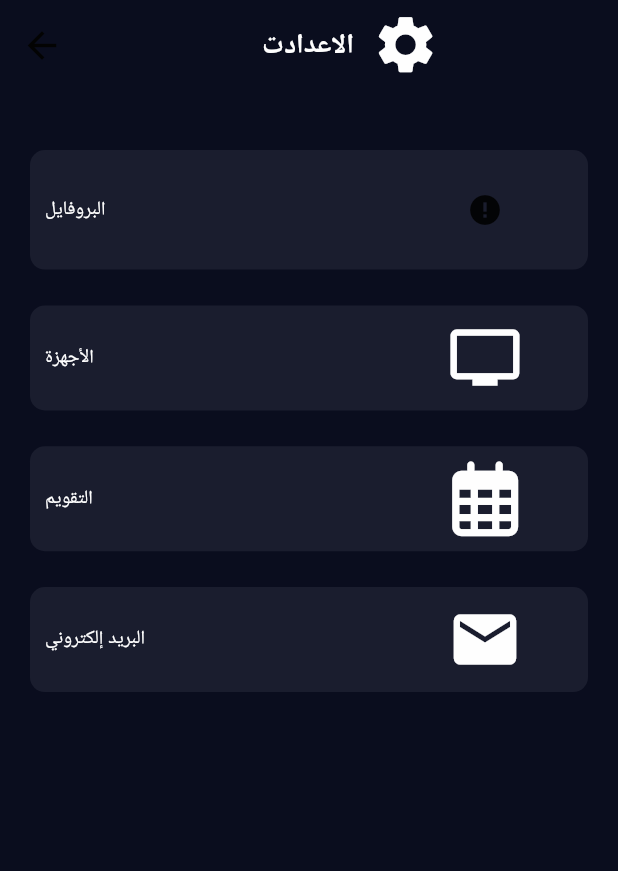
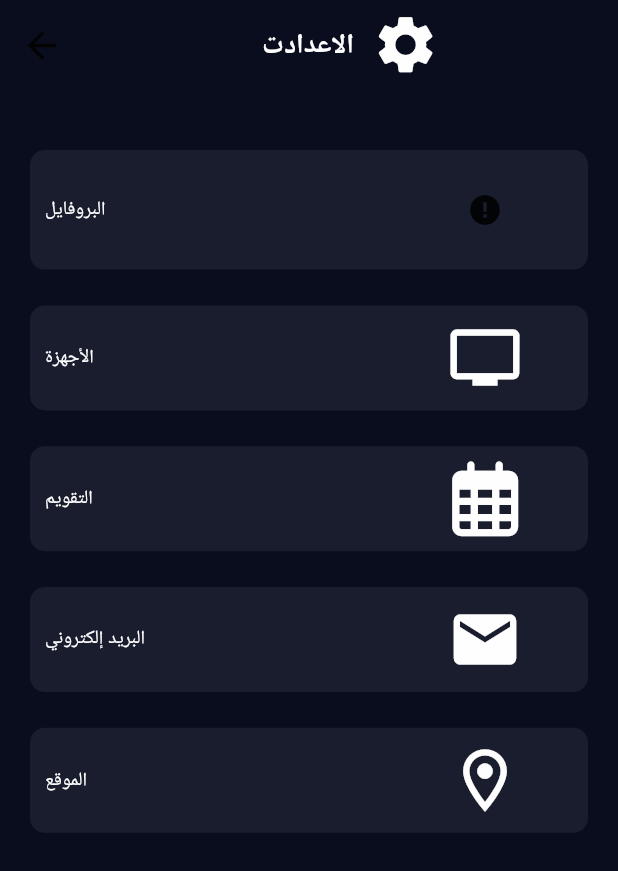
Before and after one commit to MostafaHefzy1/Digital-Home-Assistant, a Flutter app: the SettingScreen screen opened directly, on a phone screen of 412 x 824 dp. Shown: the top 871 px of the screen. Run offline on Flutter 3.47's test engine with Material 2 defaults, Android fonts, the phone set to English and light mode, and no system bars; drawn by our look-alikes of cached_network_image; our stand-ins replace awesome_notifications, contacts_service, dio, file_picker, firebase_auth, firebase_core and 13 more; missing offline and left inert: add_2_calendar, firebase_app_check, location_picker_flutter_map; accounts and stored records are empty; network calls fail.

Commit message:
4/7/2023

```diff
--- a/lib/smart_home/presentation/controller/home_state.dart
+++ b/lib/smart_home/presentation/controller/home_state.dart
@@ -56,3 +56,8 @@ class GetNewsFailed extends  HomeState {}
 
 
 class SomeAndTempSuccessState extends  HomeState {}
+
+
+
+class GoToMapSuccessState  extends  HomeState {}
+class GoToMapFailedState  extends  HomeState {}
--- a/lib/smart_home/presentation/screen/setting/setting_screen.dart
+++ b/lib/smart_home/presentation/screen/setting/setting_screen.dart
@@ -95,14 +95,17 @@ class SettingScreen extends StatelessWidget {
                   navigatorTo(context, SendEmail());
                 },
               ),
-              // CardComponent(
-              //   leadingText: "الموقع",
-              //   icon: const Icon(Icons.location_on_outlined,
-              //       color: AppColors.whiteColor, size: 50),
-              //   function: () {
-              //     navigatorTo(context, ConfrimLocation());
-              //   },
-              // ),
+              SizedBox(
+                height: 20.h,
+              ),
+              CardComponent(
+                leadingText: "الموقع",
+                icon: const Icon(Icons.location_on_outlined,
+                    color: AppColors.whiteColor, size: 50),
+                function: () {
+                  navigatorTo(context, ConfrimLocation());
+                },
+              ),
             ],
           ),
         ),
```
Also changed, not shown: lib/authentication/screen/splash_screen.dart (+9 -1 lines), lib/smart_home/presentation/controller/home_cubit.dart (+20 -3 lines), lib/smart_home/presentation/screen/home/home_screen.dart (+7 -0 lines), lib/smart_home/presentation/screen/setting/confrim_location.dart (+34 -31 lines), pubspec.yaml (+5 -5 lines), pubspec.lock, 1 other file.
